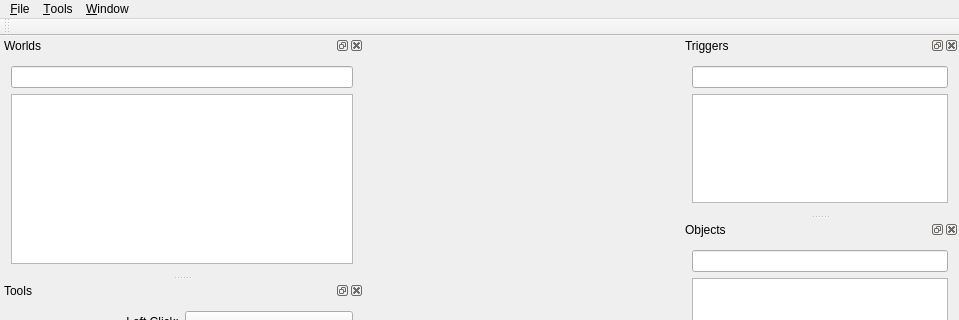
The window that tools/world-editor/WorldEditor.ui (andrewrk/motrs) describes before a commit, drawn with Qt 5; both pictures show x 0 to 959 and y 0 to 320 of the 959 by 641 pixel window.
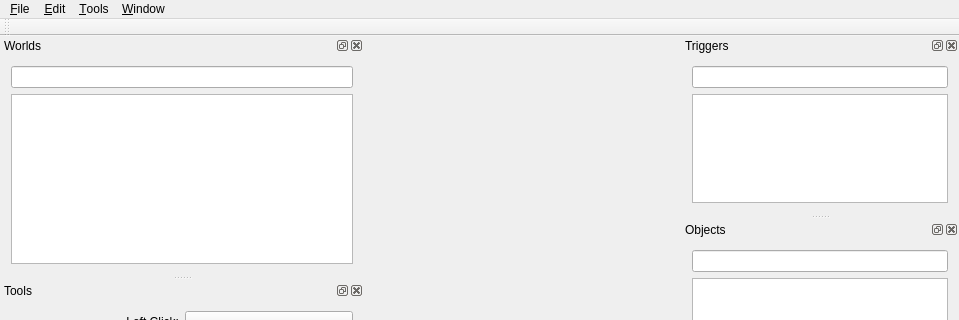
The same window after the commit.

```diff
--- a/tools/world-editor/WorldEditor.ui
+++ b/tools/world-editor/WorldEditor.ui
@@ -49,7 +49,18 @@
     <addaction name="actionLayers"/>
     <addaction name="actionTools"/>
    </widget>
+   <widget class="QMenu" name="menu_Edit">
+    <property name="title">
+     <string>&amp;Edit</string>
+    </property>
+    <addaction name="actionCut"/>
+    <addaction name="actionCopy"/>
+    <addaction name="actionPaste"/>
+    <addaction name="actionDelete"/>
+    <addaction name="actionSelectAll"/>
+   </widget>
    <addaction name="menuFile"/>
+   <addaction name="menu_Edit"/>
    <addaction name="menu_Tools"/>
    <addaction name="menu_Window"/>
   </widget>
```
Left out of the diff: 44 changed lines with no effect on the pictures.
